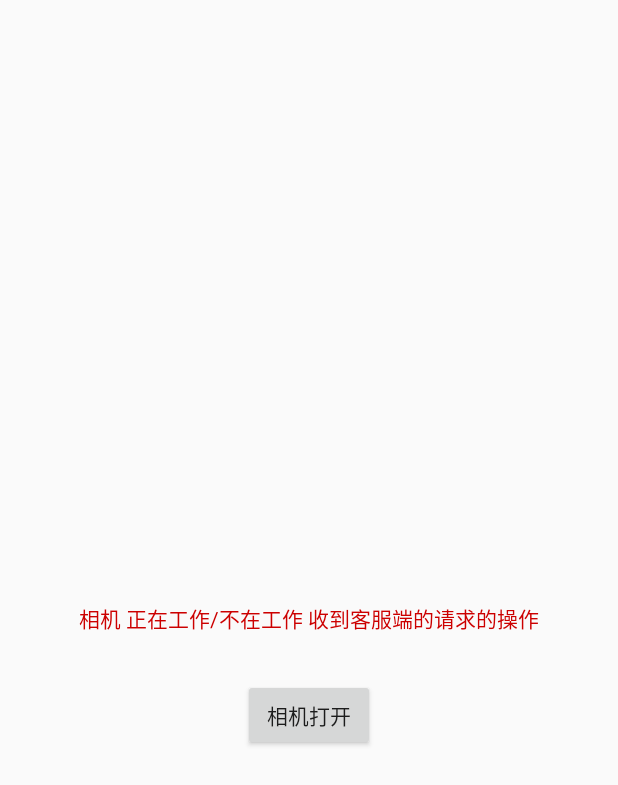
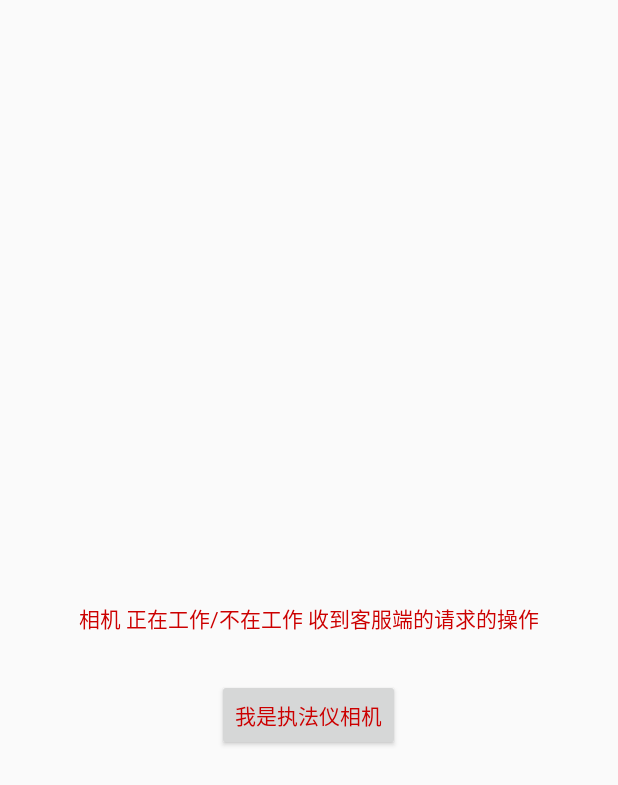
Before and after one commit to yangkun19921001/MemoryFileWriteBytesYUV, an Android app: the screen it shows after launch (CameraServiceActivity), on a phone screen of 412 x 824 dp. Shown: the top 785 px of the screen. Run offline under Robolectric (Android 15) with nearby library versions, the phone set to English and light mode, and no system bars.

Commit message:
上传 测试 APK

```diff
--- a/app/src/main/java/com/t01/sharevideostream/service/LocalService.java
+++ b/app/src/main/java/com/t01/sharevideostream/service/LocalService.java
@@ -109,7 +109,6 @@ public class LocalService extends Service {
         }
     }
 
-
     private void readShareBufferMsg(int width, int height) {
         try {
             if (mMemoryFileService != null) {
--- a/app/src/main/res/layout/activity_main.xml
+++ b/app/src/main/res/layout/activity_main.xml
@@ -31,9 +31,10 @@
 
 
     <ImageView
+        android:layout_marginTop="10dp"
         android:id="@+id/iv_yuv"
-        android:layout_width="wrap_content"
-        android:layout_height="wrap_content"
+        android:layout_width="match_parent"
+        android:layout_height="match_parent"
         android:gravity="center" />
 
 </LinearLayout>
--- a/camera_service/src/main/java/com/t01/camera_service/CameraServiceActivity.java
+++ b/camera_service/src/main/java/com/t01/camera_service/CameraServiceActivity.java
@@ -2,12 +2,25 @@ package com.t01.camera_service;
 
 import android.app.Activity;
 import android.os.Bundle;
+import android.view.View;
+
+import com.t01.camera_service.utils.MemoryFileServiceManager;
 
 public class CameraServiceActivity extends Activity {
     @Override
     protected void onCreate(Bundle savedInstanceState) {
         super.onCreate(savedInstanceState);
         setContentView(R.layout.activity_main);
+
+        /**
+         * 相机默认打开的情况下
+         */
+        findViewById(R.id.btn_camera).setOnClickListener(new View.OnClickListener() {
+            @Override
+            public void onClick(View v) {
+                MemoryFileServiceManager.getInsta(getApplicationContext()).openCamera();
+            }
+        });
     }
 
 }
--- a/camera_service/src/main/res/layout/activity_main.xml
+++ b/camera_service/src/main/res/layout/activity_main.xml
@@ -6,20 +6,21 @@
     android:layout_height="match_parent">
 
     <TextView
+        android:id="@+id/tv_warning"
+        android:layout_width="wrap_content"
+        android:layout_height="wrap_content"
         android:layout_centerInParent="true"
-        android:id="@+id/tv_warning"
-        android:textColor="@android:color/holo_red_dark"
         android:text="相机 正在工作/不在工作 收到客服端的请求的操作"
-        android:layout_width="wrap_content"
-        android:layout_height="wrap_content" />
+        android:textColor="@android:color/holo_red_dark" />
 
     <Button
+        android:textColor="@android:color/holo_red_dark"
         android:id="@+id/btn_camera"
-        android:layout_marginTop="30dp"
-        android:layout_below="@+id/tv_warning"
-        android:text="相机打开"
         android:layout_width="wrap_content"
         android:layout_height="wrap_content"
-        android:layout_centerInParent="true" />
+        android:layout_below="@+id/tv_warning"
+        android:layout_centerInParent="true"
+        android:layout_marginTop="30dp"
+        android:text="我是执法仪相机" />
 
 </RelativeLayout>
--- a/common/src/main/java/com/t01/camera_common/Constants.java
+++ b/common/src/main/java/com/t01/camera_common/Constants.java
@@ -62,7 +62,7 @@ public class Constants {
     /**
      * 内存文件中的缓存的大小
      */
-    public static final int MEMORY_SIZE = BUFFER_SIZE * 3;//
+    public static final int MEMORY_SIZE = BUFFER_SIZE * 5;
     /**
      * 内存文件的名称
      */
```
Also changed, not shown: app/src/main/java/com/t01/sharevideostream/MainActivity.java (+7 -4 lines), camera_service/src/main/java/com/t01/camera_service/utils/MemoryFileServiceManager.java (+23 -14 lines), common/src/main/java/com/t01/camera_common/manager/MemoryFileManager.java (deleted, +0 -72 lines), 2 other files.
